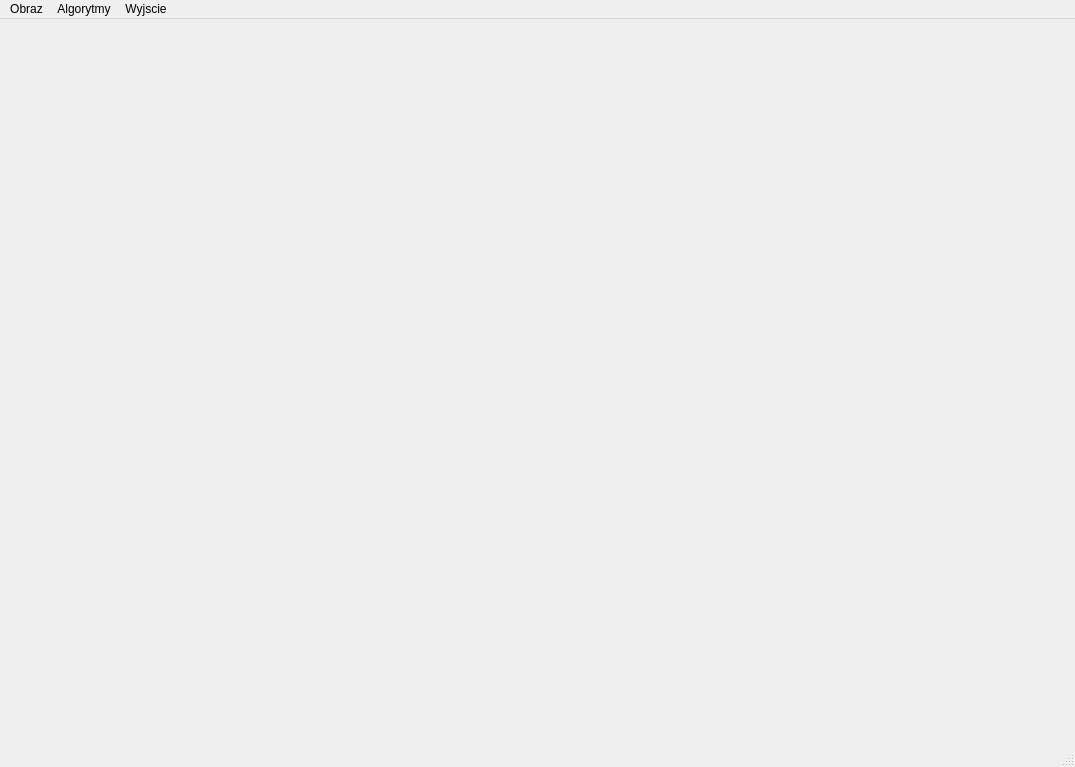
WonderWoman2020/GUI4OpenCV, file GUI4OpenCV/GUI4OpenCV.ui: the form before one commit.
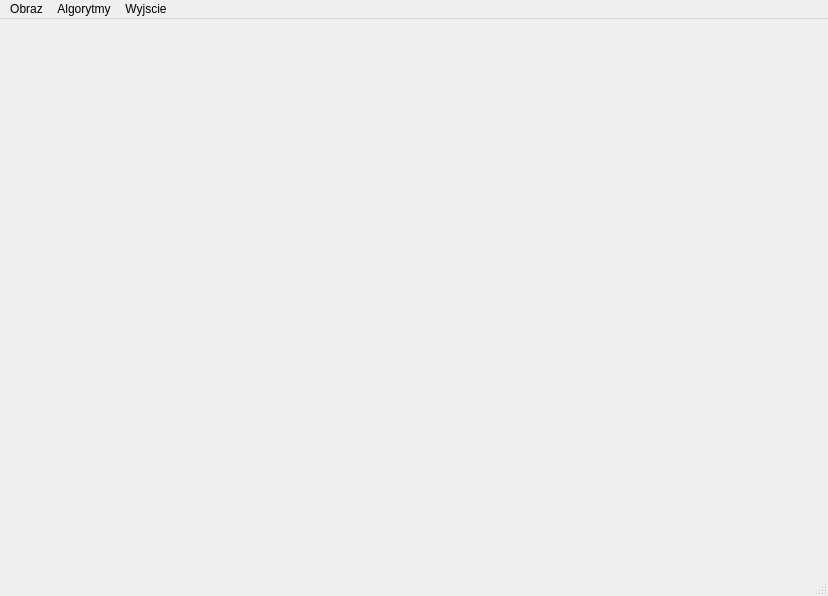
The form after the commit.

Commit message: Changed central widget layout to grid

What changed in the file:
```diff
--- a/GUI4OpenCV/GUI4OpenCV.ui
+++ b/GUI4OpenCV/GUI4OpenCV.ui
@@ -6,8 +6,8 @@
    <rect>
     <x>0</x>
     <y>0</y>
-    <width>1075</width>
-    <height>767</height>
+    <width>828</width>
+    <height>596</height>
    </rect>
   </property>
   <property name="windowTitle">
@@ -19,7 +19,7 @@
     <rect>
      <x>0</x>
      <y>0</y>
-     <width>1075</width>
+     <width>828</width>
      <height>21</height>
     </rect>
    </property>
```
Left out of the diff: 4 changed lines with no effect on the pictures.
